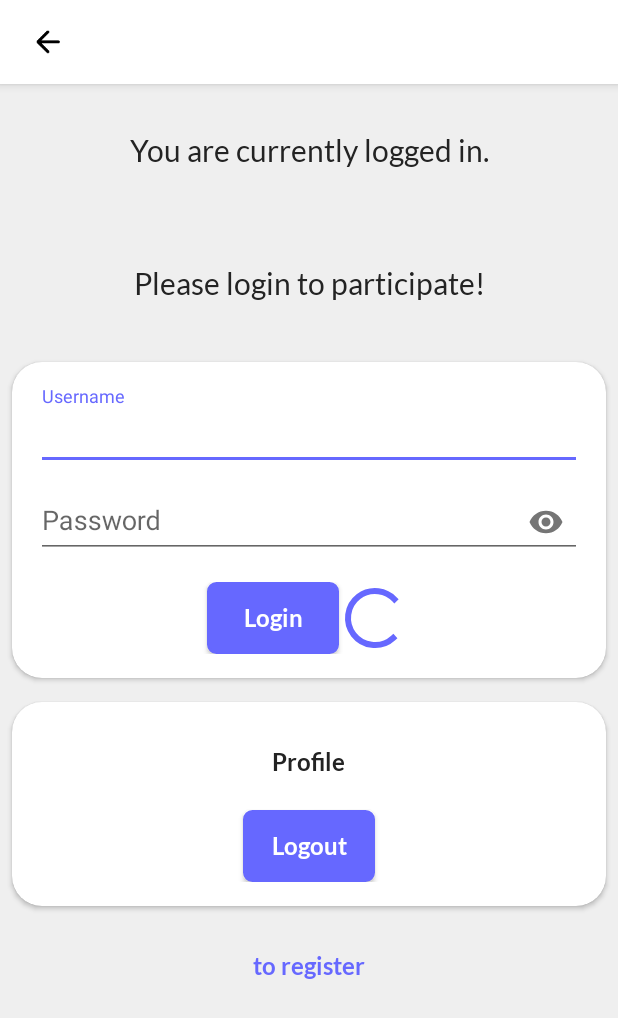
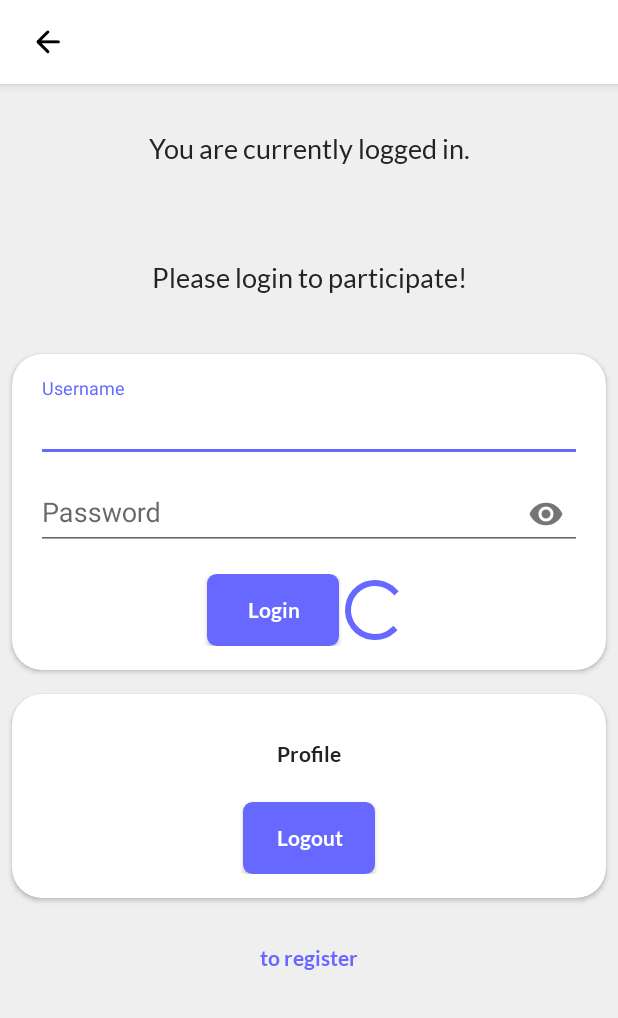
Before and after one commit to hothf/rgreed-app, an Android app: the layout fragment_profile.xml on its own in the app's theme, with its tools: preview values and no code run, on a phone screen of 412 x 824 dp. Shown: the top 1018 px of the screen. Run offline under Robolectric (Android 15) with nearby library versions, the phone set to English and light mode, and no system bars.

Commit message:
Shrinken fonts a bit

```diff
--- a/app/src/main/res/layout/fragment_consensus_detail.xml
+++ b/app/src/main/res/layout/fragment_consensus_detail.xml
@@ -276,7 +276,6 @@
                     android:layout_height="match_parent"
                     android:layout_below="@+id/blank"
                     app:addItemDecoration="@{viewModel.itemDecoration}"
-                    android:layout_marginBottom="@dimen/default_42"
                     android:adapter="@{viewModel.adapter}"
                     app:layoutManager="@{viewModel.layoutManager()}"
                     app:setItemAnimator="@{viewModel.itemAnimator}" />
--- a/app/src/main/res/layout/fragment_profile.xml
+++ b/app/src/main/res/layout/fragment_profile.xml
@@ -42,7 +42,7 @@
                 android:orientation="vertical">
 
                 <TextView
-                    style="@style/defaultText.Title"
+                    style="@style/defaultText.Large"
                     android:layout_width="match_parent"
                     android:layout_height="wrap_content"
                     android:layout_margin="@dimen/default_32"
@@ -51,7 +51,7 @@
                     android:visibility="@{viewModel.logoutVisibility}" />
 
                 <TextView
-                    style="@style/defaultText.Title"
+                    style="@style/defaultText.Large"
                     android:layout_width="match_parent"
                     android:layout_height="wrap_content"
                     android:layout_margin="@dimen/default_32"
--- a/app/src/main/res/layout/fragment_register.xml
+++ b/app/src/main/res/layout/fragment_register.xml
@@ -42,7 +42,7 @@
                 android:orientation="vertical">
 
                 <TextView
-                    style="@style/defaultText.Title"
+                    style="@style/defaultText.Large"
                     android:layout_width="match_parent"
                     android:layout_height="wrap_content"
                     android:layout_margin="@dimen/default_32"
--- a/app/src/main/res/layout/item_consensus.xml
+++ b/app/src/main/res/layout/item_consensus.xml
@@ -23,7 +23,7 @@
 
         <androidx.appcompat.widget.AppCompatTextView
             android:id="@+id/title"
-            style="@style/defaultText.Bold.Light.Title"
+            style="@style/defaultText.Bold.Light.Large"
             android:layout_width="match_parent"
             android:layout_height="@dimen/default_86"
             android:background="@{viewModel.statusBackground}"
--- a/app/src/main/res/layout/layout_lock_view.xml
+++ b/app/src/main/res/layout/layout_lock_view.xml
@@ -15,7 +15,7 @@
         android:background="@color/defaultBackgroundPrimary">
 
         <TextView
-            style="@style/defaultText.Title"
+            style="@style/defaultText.Large"
             android:layout_width="match_parent"
             android:layout_height="wrap_content"
             android:layout_centerInParent="true"
--- a/app/src/main/res/layout/layout_suggestion_vote.xml
+++ b/app/src/main/res/layout/layout_suggestion_vote.xml
@@ -8,7 +8,7 @@
     android:orientation="vertical">
 
     <TextView
-        style="@style/defaultText.Title"
+        style="@style/defaultText.Large"
         android:layout_width="match_parent"
         android:layout_height="wrap_content"
         android:layout_margin="@dimen/default_24"
--- a/app/src/main/res/values/dimens.xml
+++ b/app/src/main/res/values/dimens.xml
@@ -34,8 +34,10 @@
     <dimen name="default_124">124dp</dimen>
     <dimen name="default_134">134dp</dimen>
 
-    <dimen name="picker_text_size">26sp</dimen>
+    <dimen name="picker_text_size">20sp</dimen>
 
-    <dimen name="font_max_size">20sp</dimen>
+    <dimen name="font_min_size">11sp</dimen>
+    <dimen name="font_default_size">14sp</dimen>
+    <dimen name="font_max_size">18sp</dimen>
 
 </resources>
--- a/app/src/main/res/values/styles.xml
+++ b/app/src/main/res/values/styles.xml
@@ -30,7 +30,7 @@
         <item name="android:background">@drawable/rounded_button_default_selector</item>
         <item name="android:textAllCaps">false</item>
         <item name="android:fontFamily">@font/latobold</item>
-        <item name="android:textSize">16sp</item>
+        <item name="android:textSize">@dimen/font_default_size</item>
         <item name="android:textColor">@color/fontDefaultInverted</item>
         <item name="android:paddingEnd">@dimen/default_16</item>
         <item name="android:paddingStart">@dimen/default_16</item>
@@ -40,7 +40,7 @@
     <style name="defaultText" parent="TextAppearance.AppCompat">
         <item name="android:textAllCaps">false</item>
         <item name="android:fontFamily">@font/latoregular</item>
-        <item name="android:textSize">16sp</item>
+        <item name="android:textSize">@dimen/font_default_size</item>
         <item name="android:textColor">@color/fontDefault</item>
     </style>
 
@@ -53,7 +53,7 @@
     </style>
 
     <style name="navText" parent="defaultText">
-        <item name="android:textSize">20sp</item>
+        <item name="android:textSize">@dimen/font_max_size</item>
         <item name="android:textColor">@color/fontNav</item>
     </style>
 
@@ -66,11 +66,11 @@
     </style>
 
     <style name="defaultText.Bold.Light.Small" parent="defaultText.Bold.Light">
-        <item name="android:textSize">12sp</item>
+        <item name="android:textSize">@dimen/font_min_size</item>
     </style>
 
     <style name="defaultText.Dark.Small" parent="defaultText.Dark">
-        <item name="android:textSize">12sp</item>
+        <item name="android:textSize">@dimen/font_min_size</item>
     </style>
 
     <style name="defaultText.Bold" parent="defaultText">
@@ -95,17 +95,17 @@
         <item name="android:gravity">center</item>
     </style>
 
-    <style name="defaultText.Title" parent="defaultText">
-        <item name="android:textSize">20sp</item>
+    <style name="defaultText.Large" parent="defaultText">
+        <item name="android:textSize">@dimen/font_max_size</item>
         <item name="android:textColor">@color/fontNav</item>
     </style>
 
-    <style name="defaultText.Bold.Light.Title" parent="defaultText.Bold.Light">
-        <item name="android:textSize">20sp</item>
+    <style name="defaultText.Bold.Light.Large" parent="defaultText.Bold.Light">
+        <item name="android:textSize">@dimen/font_max_size</item>
     </style>
 
     <style name="defaultText.Bold.Small" parent="defaultText.Bold">
-        <item name="android:textSize">12sp</item>
+        <item name="android:textSize">@dimen/font_min_size</item>
     </style>
 
     <style name="defaultText.Bold.Small.Light" parent="defaultText.Bold.Small">
```
